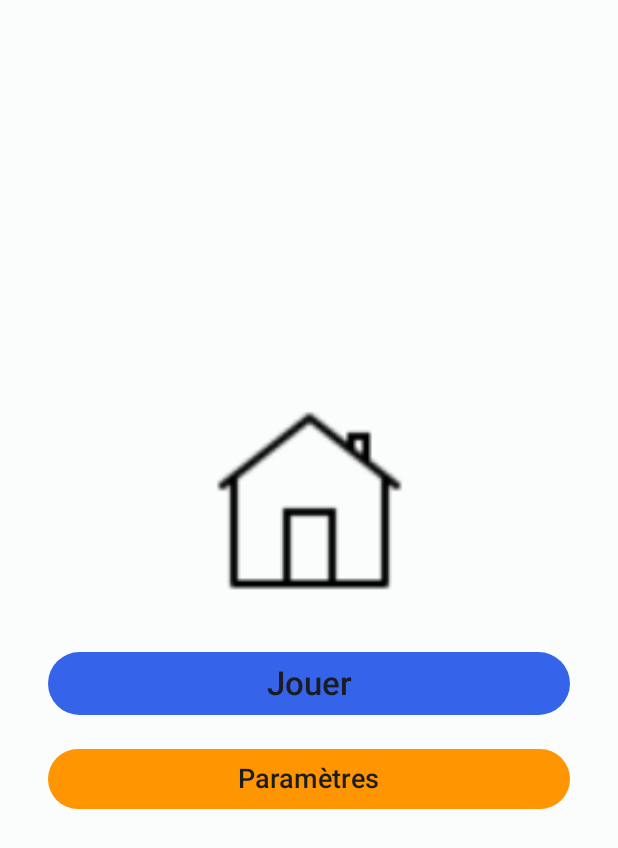
After one commit to Whitemes/wordrawidZ, an Android app built with Jetpack Compose: the composable HomeScreen shown on its own in the app's theme, on a phone screen of 412 x 824 dp. The commit adds this screen. Shown: the top 848 px of the screen. Run offline under Robolectric (Android 15) with nearby library versions, the phone set to English and light mode, and no system bars.

Commit message:
Adding VictoryScreen.kt and HomeScreen.kt.

```diff
--- a/app/build.gradle.kts
+++ b/app/build.gradle.kts
@@ -2,6 +2,7 @@ plugins {
     alias(libs.plugins.android.application)
     alias(libs.plugins.kotlin.android)
     alias(libs.plugins.kotlin.compose)
+    id("kotlin-kapt")
 }
 
 android {
@@ -14,7 +15,6 @@ android {
         targetSdk = 35
         versionCode = 1
         versionName = "1.0"
-
         testInstrumentationRunner = "androidx.test.runner.AndroidJUnitRunner"
     }
 
@@ -40,7 +40,6 @@ android {
 }
 
 dependencies {
-
     implementation(libs.androidx.core.ktx)
     implementation(libs.androidx.lifecycle.runtime.ktx)
     implementation(libs.androidx.activity.compose)
@@ -49,6 +48,7 @@ dependencies {
     implementation(libs.androidx.ui.graphics)
     implementation(libs.androidx.ui.tooling.preview)
     implementation(libs.androidx.material3)
+    kapt(libs.androidx.room.compiler)
     testImplementation(libs.junit)
     androidTestImplementation(libs.androidx.junit)
     androidTestImplementation(libs.androidx.espresso.core)
@@ -57,4 +57,6 @@ dependencies {
     debugImplementation(libs.androidx.ui.tooling)
     debugImplementation(libs.androidx.ui.test.manifest)
     implementation(libs.androidx.material.icons.extended)
+    implementation(libs.konfetti.core)
+    implementation(libs.konfetti.compose)
 }
--- /dev/null
+++ b/app/src/main/java/fr/uge/wordrawidx/ui/screens/HomeScreen.kt
@@ -0,0 +1,81 @@
+package fr.uge.wordrawidx.ui.screens
+
+import androidx.compose.foundation.Image
+import androidx.compose.foundation.layout.*
+import androidx.compose.material3.Button
+import androidx.compose.material3.ButtonDefaults
+import androidx.compose.material3.MaterialTheme
+import androidx.compose.material3.Text
+import androidx.compose.runtime.Composable
+import androidx.compose.ui.Alignment
+import androidx.compose.ui.Modifier
+import androidx.compose.ui.res.painterResource
+import androidx.compose.ui.tooling.preview.Preview
+import androidx.compose.ui.unit.dp
+import fr.uge.wordrawidx.R
+
+/**
+ * Écran d'accueil de Wordrawid.
+ * Affiche le logo, un bouton Jouer et un bouton Paramètres.
+ */
+@Composable
+fun HomeScreen(
+    onPlayClicked: () -> Unit,
+    onSettingsClicked: () -> Unit
+) {
+    Column(
+        modifier = Modifier
+            .fillMaxSize()
+            .padding(32.dp),
+        horizontalAlignment = Alignment.CenterHorizontally,
+        verticalArrangement = Arrangement.Center
+    ) {
+        // Logo du jeu
+        Image(
+            painter = painterResource(id = R.drawable.ic_wordrawid_logo),
+            contentDescription = "Wordrawid Logo",
+            modifier = Modifier
+                .size(150.dp)
+                .padding(bottom = 24.dp)
+        )
+
+        // Bouton "Jouer"
+        Button(
+            onClick = onPlayClicked,
+            modifier = Modifier
+                .fillMaxWidth()
+                .padding(vertical = 8.dp)
+        ) {
+            Text(
+                text = "Jouer",
+                style = MaterialTheme.typography.titleLarge
+            )
+        }
+
+        // Bouton "Paramètres"
+        Button(
+            onClick = onSettingsClicked,
+            colors = ButtonDefaults.buttonColors(
+                containerColor = MaterialTheme.colorScheme.secondary
+            ),
+            modifier = Modifier
+                .fillMaxWidth()
+                .padding(vertical = 8.dp)
+        ) {
+            Text(
+                text = "Paramètres",
+                style = MaterialTheme.typography.titleMedium,
+                color = MaterialTheme.colorScheme.onSecondary
+            )
+        }
+    }
+}
+
+@Preview(showBackground = true)
+@Composable
+fun HomeScreenPreview() {
+    HomeScreen(
+        onPlayClicked = {},
+        onSettingsClicked = {}
+    )
+}
```
Also changed, not shown: app/src/main/java/fr/uge/wordrawidx/MainActivity.kt (+29 -7 lines), app/src/main/java/fr/uge/wordrawidx/ui/components/GameStatusCard.kt (added, +59 -0 lines), app/src/main/java/fr/uge/wordrawidx/ui/screens/GameScreen.kt (+16 -95 lines), app/src/main/java/fr/uge/wordrawidx/ui/screens/VictoryScreen.kt (added, +100 -0 lines), gradle/libs.versions.toml (+6 -1 lines), app/src/main/res/drawable/ic_wordrawid_logo.png (added), gradle/wrapper/gradle-wrapper.properties.
